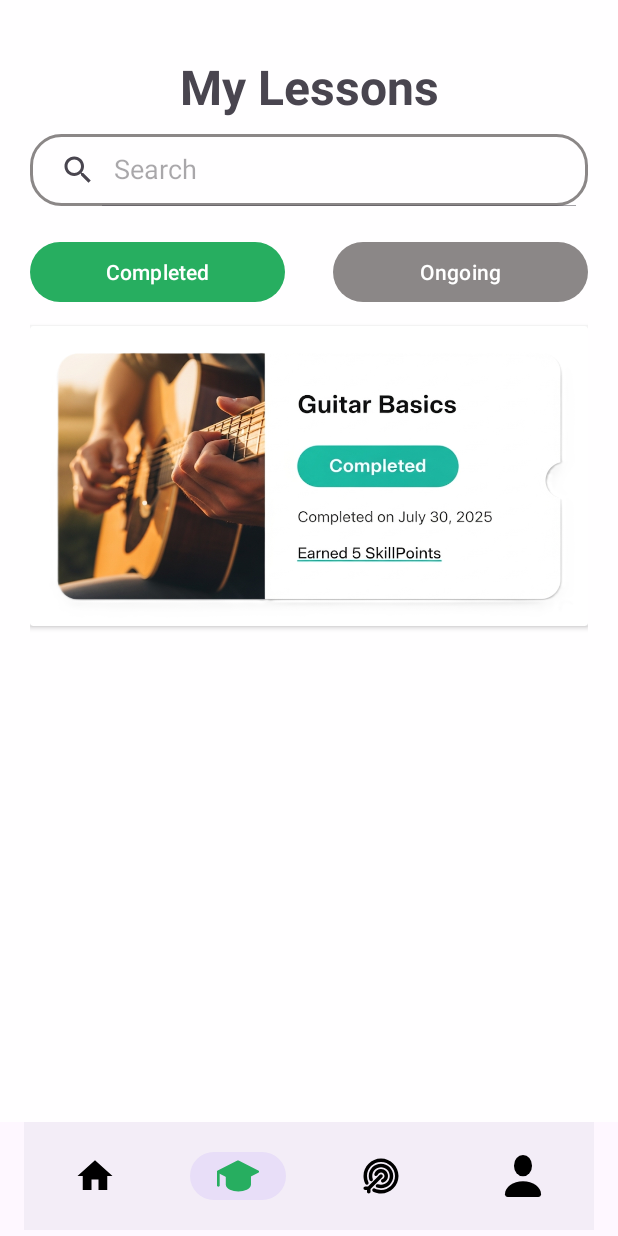
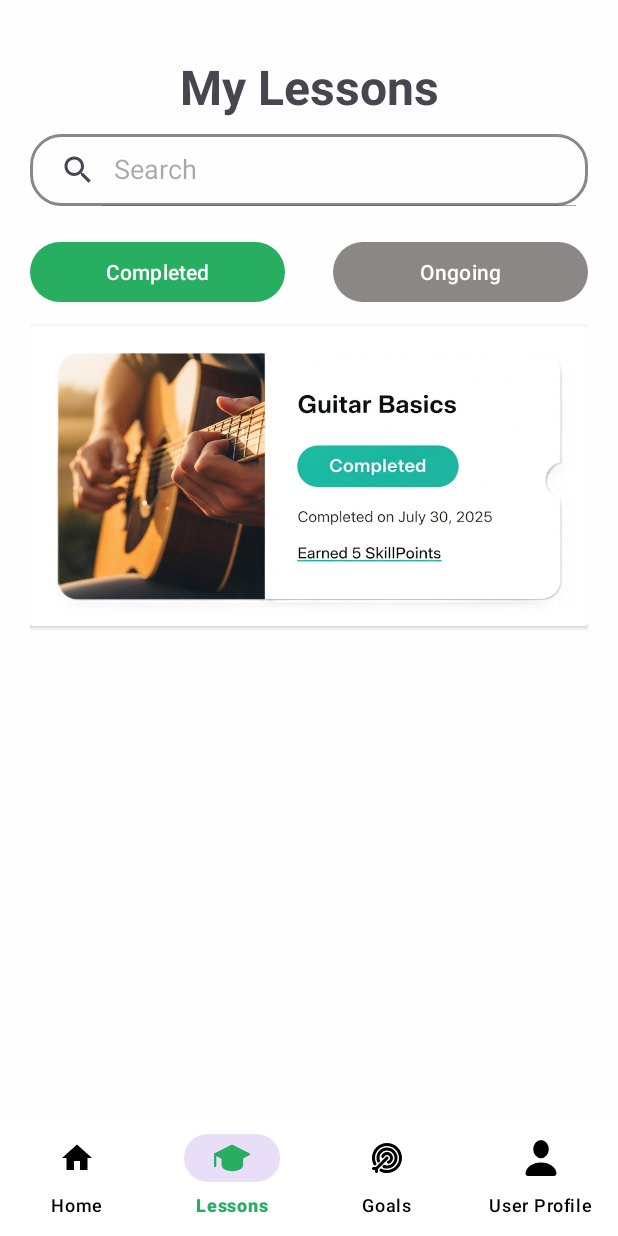
Before and after one commit to SanujaRubasinghe/SkillSwap, an Android app: the LessonFragment screen opened through its navigation route, on a phone screen of 412 x 824 dp. Run offline under Robolectric (Android 15) with nearby library versions, the phone set to English and light mode, and no system bars; our stand-ins replace navigation-ui.

Commit message:
(fix) styling

```diff
--- a/app/src/main/java/com/example/skillswap/HomeFragment.kt
+++ b/app/src/main/java/com/example/skillswap/HomeFragment.kt
@@ -1,20 +1,28 @@
 package com.example.skillswap
 
 import android.content.Intent
+import android.content.res.Resources
 import android.os.Bundle
 import android.view.View
+import android.view.ViewGroup
+import android.widget.ImageView
+import android.widget.LinearLayout
+import androidx.cardview.widget.CardView
 import androidx.fragment.app.Fragment
-import com.google.android.material.bottomnavigation.BottomNavigationView
-import com.google.android.material.button.MaterialButton
 import com.google.android.material.floatingactionbutton.FloatingActionButton
 
 class HomeFragment : Fragment(R.layout.fragment_home) {
     override fun onViewCreated(view: View, savedInstanceState: Bundle?) {
         super.onViewCreated(view, savedInstanceState)
 
+        val images = listOf(
+            R.drawable.pasta_mastery,
+            R.drawable.guitar_mastery
+        )
+
         val notificationBtn = view.findViewById<FloatingActionButton>(R.id.notification_btn)
         val searchBtn = view.findViewById<FloatingActionButton>(R.id.search_btn)
-        val userProfileBtn = view.findViewById<MaterialButton>(R.id.user_profile_btn)
+        val cardContainer = view.findViewById<LinearLayout>(R.id.lessonCardContainer)
 
         notificationBtn.setOnClickListener {
             val intent = Intent(requireContext(), NotificationActivity::class.java)
@@ -34,5 +42,31 @@ class HomeFragment : Fragment(R.layout.fragment_home) {
             )
         }
 
+        for (image in images) {
+            val cardView = CardView(requireContext()).apply {
+                layoutParams = LinearLayout.LayoutParams(
+                    200.dpToPx(),
+                    250.dpToPx()
+                ).apply {
+                    setMargins(10.dpToPx(), 0, 10.dpToPx(), 0)
+                }
+                radius = 20f
+            }
+
+            val imageView = ImageView(requireContext()).apply {
+                layoutParams = ViewGroup.LayoutParams(
+                    ViewGroup.LayoutParams.MATCH_PARENT,
+                    ViewGroup.LayoutParams.MATCH_PARENT
+                )
+                scaleType = ImageView.ScaleType.CENTER_CROP
+                setImageResource(image)
+            }
+
+            cardView.addView(imageView)
+            cardContainer.addView(cardView)
+        }
+
     }
+
+    fun Int.dpToPx(): Int = (this * Resources.getSystem().displayMetrics.density).toInt()
 }
--- a/app/src/main/res/layout/activity_auth_screen.xml
+++ b/app/src/main/res/layout/activity_auth_screen.xml
@@ -70,7 +70,7 @@
         <Button
             android:layout_width="180dp"
             android:layout_height="wrap_content"
-            android:text="Login"
+            android:text="@string/login_btn_text"
             android:backgroundTint="@color/green_3"
             android:id="@+id/login_btn"
             />
@@ -91,7 +91,7 @@
             app:icon="@drawable/google_logo"
             app:iconTint="@null"
             app:iconGravity="textStart"
-            android:text="Login with Google"/>
+            android:text="@string/login_with_google"/>
     </LinearLayout>
 
 
--- a/app/src/main/res/layout/activity_main.xml
+++ b/app/src/main/res/layout/activity_main.xml
@@ -17,22 +17,37 @@
         app:layout_constraintStart_toStartOf="parent"
         app:layout_constraintEnd_toEndOf="parent" />
 
+<!--    <com.google.android.material.bottomnavigation.BottomNavigationView-->
+<!--        android:id="@+id/bottom_navigation"-->
+<!--        android:layout_width="0dp"-->
+<!--        android:layout_height="72dp"-->
+<!--        android:layout_marginStart="16dp"-->
+<!--        android:layout_marginEnd="16dp"-->
+<!--        android:layout_marginBottom="4dp"-->
+<!--        android:elevation="12dp"-->
+<!--        app:itemIconSize="28dp"-->
+<!--        app:itemIconTint="@color/nav_item_color"-->
+<!--        app:itemTextColor="@color/nav_item_color"-->
+<!--        app:labelVisibilityMode="unlabeled"-->
+<!--        app:layout_constraintBottom_toBottomOf="parent"-->
+<!--        app:layout_constraintEnd_toEndOf="parent"-->
+<!--        app:layout_constraintStart_toStartOf="parent"-->
+<!--        app:menu="@menu/bottom_nav_menu" />-->
+
     <com.google.android.material.bottomnavigation.BottomNavigationView
         android:id="@+id/bottom_navigation"
         android:layout_width="0dp"
-        android:layout_height="72dp"
-        android:layout_marginStart="16dp"
-        android:layout_marginEnd="16dp"
-        android:layout_marginBottom="4dp"
-        android:elevation="12dp"
-        app:itemIconSize="28dp"
+        android:layout_height="wrap_content"
+        android:background="@android:color/white"
+        android:elevation="8dp"
+        app:labelVisibilityMode="labeled"
         app:itemIconTint="@color/nav_item_color"
+        app:itemBackground="@null"
         app:itemTextColor="@color/nav_item_color"
-        app:labelVisibilityMode="unlabeled"
+        app:menu="@menu/bottom_nav_menu"
         app:layout_constraintBottom_toBottomOf="parent"
-        app:layout_constraintEnd_toEndOf="parent"
         app:layout_constraintStart_toStartOf="parent"
-        app:menu="@menu/bottom_nav_menu" />
+        app:layout_constraintEnd_toEndOf="parent" />
 
 
 </androidx.constraintlayout.widget.ConstraintLayout>
--- a/app/src/main/res/layout/activity_notification.xml
+++ b/app/src/main/res/layout/activity_notification.xml
@@ -66,7 +66,7 @@
         android:layout_width="wrap_content"
         android:layout_height="wrap_content"
         android:id="@+id/clear_button"
-        android:text="clear"
+        android:text="@string/clear_btn_text"
         android:textColor="@android:color/holo_red_dark"
         android:textSize="16sp"
         android:backgroundTint="@android:color/transparent"
--- a/app/src/main/res/layout/activity_onboarding.xml
+++ b/app/src/main/res/layout/activity_onboarding.xml
@@ -31,7 +31,7 @@
         android:id="@+id/btn_skip"
         android:layout_width="wrap_content"
         android:layout_height="wrap_content"
-        android:text="Skip"
+        android:text="@string/skip_btn"
         android:backgroundTint="@android:color/transparent"
         android:textColor="@color/primary_blue"
         android:textSize="20sp"
@@ -44,7 +44,7 @@
         android:id="@+id/btn_next"
         android:layout_width="wrap_content"
         android:layout_height="wrap_content"
-        android:text="Next"
+        android:text="@string/next_btn"
         android:backgroundTint="@android:color/transparent"
         android:textColor="@color/gray_2"
         android:textSize="20sp"
@@ -57,7 +57,7 @@
         android:id="@+id/btn_get_started"
         android:layout_width="0dp"
         android:layout_height="wrap_content"
-        android:text="Get Started"
+        android:text="@string/get_started_btn_text"
         android:visibility="gone"
         android:backgroundTint="@color/green_2"
         android:elevation="12dp"
--- a/app/src/main/res/layout/fragment_lesson.xml
+++ b/app/src/main/res/layout/fragment_lesson.xml
@@ -12,7 +12,7 @@
         android:layout_width="wrap_content"
         android:layout_height="wrap_content"
         android:layout_marginTop="16dp"
-        android:text="My Lessons"
+        android:text="@string/my_lessons"
         android:textSize="32sp"
         android:textStyle="bold"
         app:layout_constraintEnd_toEndOf="parent"
@@ -38,7 +38,7 @@
         app:layout_constraintStart_toStartOf="parent"
         app:layout_constraintTop_toBottomOf="@id/search_bar"
         android:layout_marginTop="20dp"
-        android:text="Completed"
+        android:text="@string/completed"
         app:backgroundTint="@color/green_2"/>
 
     <com.google.android.material.button.MaterialButton
@@ -48,7 +48,7 @@
         app:layout_constraintEnd_toEndOf="parent"
         app:layout_constraintTop_toBottomOf="@id/search_bar"
         android:layout_marginTop="20dp"
-        android:text="Ongoing"
+        android:text="@string/ongoing"
         app:backgroundTint="@color/gray_2"/>
 
     <androidx.cardview.widget.CardView
@@ -61,7 +61,8 @@
         <ImageView
             android:layout_width="match_parent"
             android:layout_height="match_parent"
-            android:background="@drawable/completed"/>
+            android:background="@drawable/completed"
+            android:contentDescription="@string/lesson_card"/>
     </androidx.cardview.widget.CardView>
 
     <androidx.cardview.widget.CardView
@@ -74,7 +75,8 @@
         <ImageView
             android:layout_width="match_parent"
             android:layout_height="match_parent"
-            android:background="@drawable/ongoing"/>
+            android:background="@drawable/ongoing"
+            android:contentDescription="@string/lesson_card"/>
     </androidx.cardview.widget.CardView>
 
 
--- a/app/src/main/res/layout/fragment_user_profile.xml
+++ b/app/src/main/res/layout/fragment_user_profile.xml
@@ -11,7 +11,7 @@
         android:layout_width="wrap_content"
         android:layout_height="wrap_content"
         android:layout_marginTop="16dp"
-        android:text="My Profile"
+        android:text="@string/my_profile"
         android:textSize="32sp"
         android:textStyle="bold"
         app:layout_constraintEnd_toEndOf="parent"
@@ -74,7 +74,7 @@
         app:layout_constraintTop_toBottomOf="@id/user_info"
         android:layout_marginTop="20dp"
         android:src="@drawable/achievements"
-        android:contentDescription="user achievements"/>
+        android:contentDescription="@string/user_achievements"/>
 
     <ImageView
         android:layout_width="0dp"
@@ -84,7 +84,7 @@
         app:layout_constraintTop_toBottomOf="@id/achievement_section"
         android:layout_marginTop="20dp"
         android:src="@drawable/skill_section"
-        android:contentDescription="user skills section"/>
+        android:contentDescription="@string/user_skills_section"/>
 
 
 
```
Also changed, not shown: app/src/main/res/layout/activity_login.xml (+10 -9 lines), app/src/main/res/layout/activity_register.xml (+11 -16 lines), app/src/main/res/layout/fragment_goals.xml (+5 -5 lines), app/src/main/res/layout/fragment_home.xml (+48 -28 lines), app/src/main/res/values/strings.xml (+28 -41 lines).
